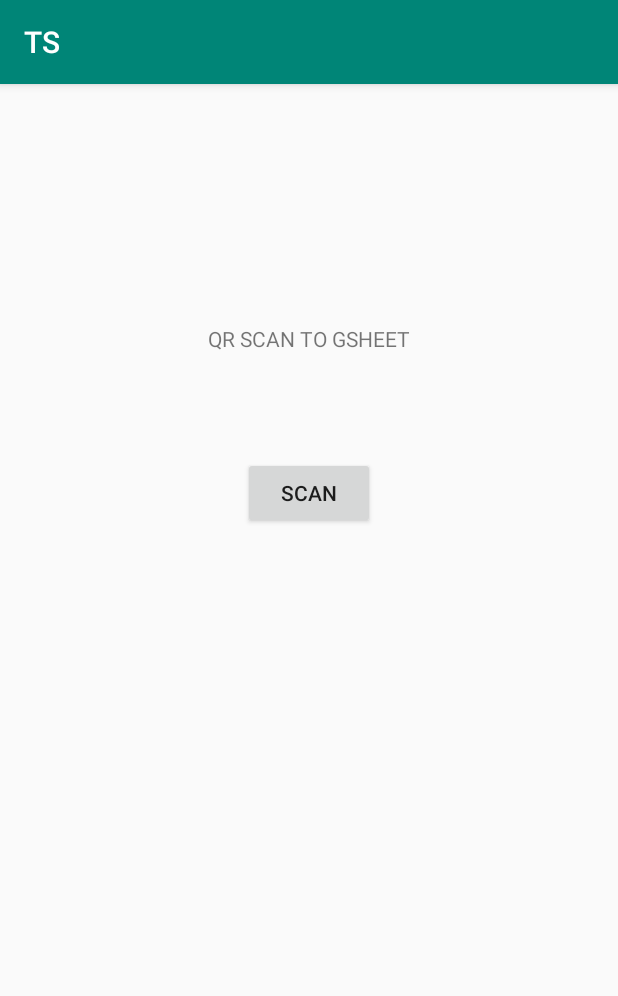
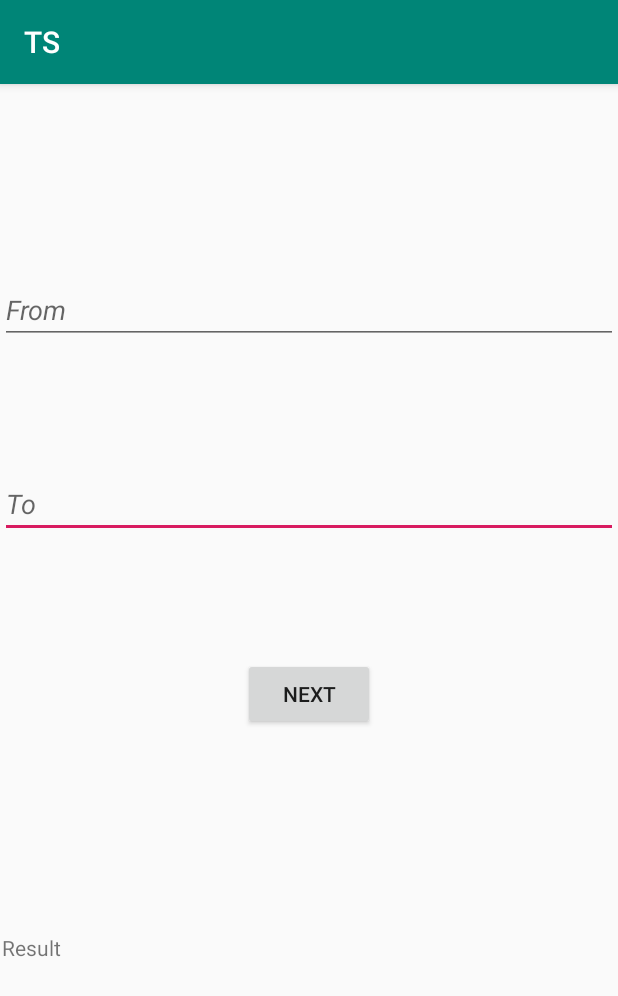
Before and after one commit to kalna-R/TSMobile, an Android app: the screen it shows after launch (QRScannerActivity before the commit, DistanceActivity after it), on a phone screen of 412 x 824 dp. Shown: the top 996 px of the screen. Run offline under Robolectric (Android 15) with nearby library versions, the phone set to English and light mode, and no system bars.

Commit message:
Distance API

```diff
--- /dev/null
+++ b/app/src/main/java/com/example/ts/DistanceActivity.java
@@ -0,0 +1,66 @@
+package com.example.ts;
+
+import androidx.appcompat.app.AppCompatActivity;
+
+import android.os.AsyncTask;
+import android.os.Bundle;
+import android.util.Log;
+import android.view.View;
+import android.widget.Button;
+import android.widget.EditText;
+import android.widget.TextView;
+import android.widget.Toast;
+
+import org.json.JSONObject;
+
+import java.io.BufferedReader;
+import java.io.BufferedWriter;
+import java.io.InputStreamReader;
+import java.io.OutputStream;
+import java.io.OutputStreamWriter;
+import java.net.HttpURLConnection;
+import java.net.URL;
+import java.net.URLEncoder;
+import java.util.Iterator;
+
+import javax.net.ssl.HttpsURLConnection;
+
+public class DistanceActivity extends AppCompatActivity implements AppAsyncTask.Result {
+
+    EditText editTextFrom, editTextTo;
+    Button buttonNext;
+    TextView textViewResult;
+    String API_KEY = "AIzaSyAxgjwqtHpqj5eEZ_yLmQncLXCI_m2bWYI";
+
+    @Override
+    protected void onCreate(Bundle savedInstanceState) {
+        super.onCreate(savedInstanceState);
+        setContentView(R.layout.activity_distance);
+
+        editTextFrom = (EditText)findViewById(R.id.editText_from);
+        editTextTo = (EditText)findViewById(R.id.editText_to);
+
+        buttonNext = (Button)findViewById(R.id.button_get);
+
+        textViewResult = (TextView)findViewById(R.id.textView_info);
+
+        buttonNext.setOnClickListener(new View.OnClickListener() {
+            @Override
+            public void onClick(View v) {
+                String from = editTextFrom.getText().toString();
+                String to = editTextTo.getText().toString();
+                String url = "https://maps.googleapis.com/maps/api/distancematrix/json?origins=" + from + "&destinations=" + to + "&mode=driving&language=fr-FR&avoid=tolls&key=" + API_KEY;
+                new AppAsyncTask(DistanceActivity.this).execute(url);
+            }
+        });
+    }
+
+    @Override
+    public void setDouble(String result){
+        String res[]=result.split(",");
+        Double min=Double.parseDouble(res[0])/60;
+        int dist=Integer.parseInt(res[1])/1000;
+//        tv_result1.setText("Duration= " + (int) (min / 60) + " hr " + (int) (min % 60) + " mins");
+        textViewResult.setText("Distance= " + dist + " kilometers");
+    }
+}
--- /dev/null
+++ b/app/src/main/res/layout/activity_distance.xml
@@ -0,0 +1,96 @@
+<?xml version="1.0" encoding="utf-8"?>
+<androidx.constraintlayout.widget.ConstraintLayout xmlns:android="http://schemas.android.com/apk/res/android"
+    xmlns:app="http://schemas.android.com/apk/res-auto"
+    xmlns:tools="http://schemas.android.com/tools"
+    android:layout_width="match_parent"
+    android:layout_height="match_parent"
+    tools:context=".DistanceActivity">
+
+
+    <!--    <LinearLayout-->
+    <!--        android:layout_width="match_parent"-->
+    <!--        android:layout_height="match_parent"-->
+    <!--        android:orientation="vertical"-->
+    <!--        tools:layout_editor_absoluteX="95dp"-->
+    <!--        tools:layout_editor_absoluteY="175dp">-->
+
+    <!--        <TextView-->
+    <!--            android:layout_width="wrap_content"-->
+    <!--            android:layout_height="wrap_content"-->
+    <!--            android:id="@+id/textView_result2"-->
+    <!--            android:layout_above="@+id/textView_result1"-->
+    <!--            android:layout_alignParentLeft="true"-->
+    <!--            android:layout_alignParentStart="true" />-->
+
+    <!--        <TextView-->
+    <!--            android:layout_width="wrap_content"-->
+    <!--            android:layout_height="wrap_content"-->
+    <!--            android:id="@+id/textView_result1"-->
+    <!--            android:layout_centerVertical="true"-->
+    <!--            android:layout_marginTop="5dp"-->
+    <!--            android:layout_alignParentLeft="true"-->
+    <!--            android:layout_alignParentStart="true" />-->
+
+    <Button
+        android:id="@+id/button_get"
+        android:layout_width="wrap_content"
+        android:layout_height="wrap_content"
+        android:layout_alignParentBottom="true"
+        android:layout_centerHorizontal="true"
+        android:layout_marginTop="80dp"
+        android:text="@string/txt_btn"
+        app:layout_constraintEnd_toEndOf="parent"
+        app:layout_constraintHorizontal_bias="0.5"
+        app:layout_constraintStart_toStartOf="parent"
+        app:layout_constraintTop_toBottomOf="@+id/editText_to" />
+
+    <EditText
+        android:id="@+id/editText_to"
+        android:layout_width="match_parent"
+        android:layout_height="wrap_content"
+        android:layout_alignParentLeft="true"
+        android:layout_alignParentStart="true"
+        android:layout_below="@+id/editText_from"
+        android:layout_marginTop="84dp"
+        android:hint="@string/txt_dstn"
+        android:textStyle="italic"
+        app:layout_constraintEnd_toEndOf="parent"
+        app:layout_constraintHorizontal_bias="0.5"
+        app:layout_constraintStart_toStartOf="parent"
+        app:layout_constraintTop_toBottomOf="@+id/editText_from" />
+
+    <EditText
+        android:id="@+id/editText_from"
+        android:layout_width="match_parent"
+        android:layout_height="wrap_content"
+        android:layout_alignParentLeft="true"
+        android:layout_alignParentStart="true"
+        android:layout_below="@+id/textView_info"
+        android:layout_marginTop="128dp"
+        android:hint="@string/txt_start"
+        android:textStyle="italic"
+        app:layout_constraintEnd_toEndOf="parent"
+        app:layout_constraintHorizontal_bias="0.5"
+        app:layout_constraintStart_toStartOf="parent"
+        app:layout_constraintTop_toTopOf="parent" />
+
+    <TextView
+        android:id="@+id/textView_info"
+        android:layout_width="409dp"
+        android:layout_height="18dp"
+        android:layout_alignParentLeft="true"
+        android:layout_alignParentStart="true"
+        android:layout_marginBottom="152dp"
+        android:text="@string/str_info"
+        android:textAppearance="?android:attr/textAppearanceSmall"
+        app:layout_constraintBottom_toBottomOf="parent"
+        app:layout_constraintEnd_toEndOf="parent"
+        app:layout_constraintHorizontal_bias="0.5"
+        app:layout_constraintStart_toStartOf="parent"
+        app:layout_constraintTop_toBottomOf="@+id/button_get"
+        app:layout_constraintVertical_bias="0.808" />
+
+
+    <!--    </LinearLayout>-->
+
+</androidx.constraintlayout.widget.ConstraintLayout>
--- a/app/src/main/res/values/strings.xml
+++ b/app/src/main/res/values/strings.xml
@@ -12,4 +12,10 @@
     <string name="app_name">TS</string>
 
 
+    <string name="txt_start">From</string>
+    <string name="txt_dstn">To</string>
+    <string name="txt_btn">Next</string>
+    <string name="str_info">Result</string>
+
+
 </resources>
```
Also changed, not shown: app/src/main/AndroidManifest.xml (+11 -11 lines), app/src/main/java/com/example/ts/AppAsyncTask.java (added, +93 -0 lines), app/src/main/java/com/example/ts/PurchaseTokenActivity.java (added, +30 -0 lines), app/src/main/java/com/example/ts/TokenTypeActivity.java (added, +14 -0 lines), app/src/main/res/layout/activity_purchase_token.xml (added, +19 -0 lines), app/src/main/res/layout/activity_token_type.xml (added, +42 -0 lines).
